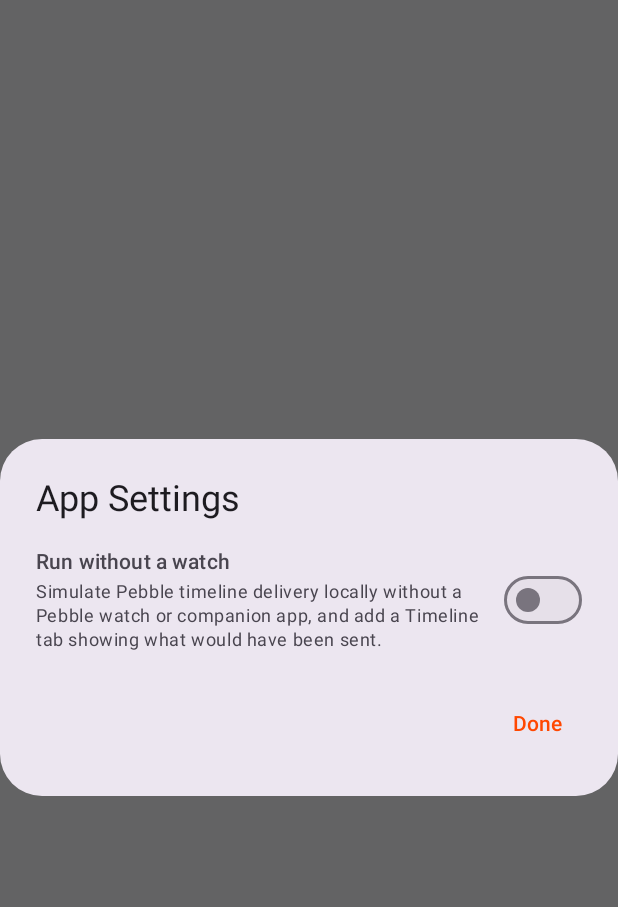
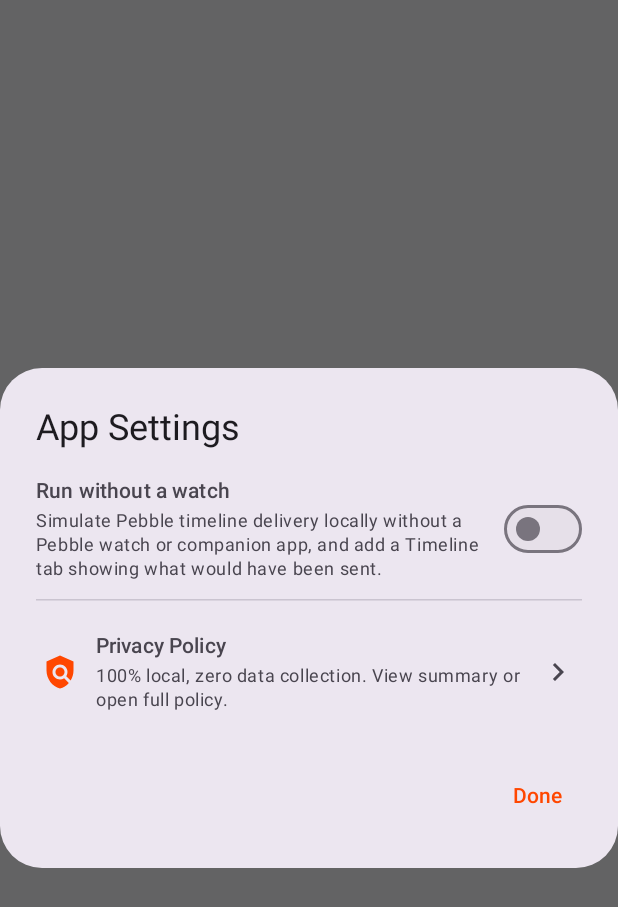
Before and after one commit to gabrielhidasy/PebblePinManager, an Android app built with Jetpack Compose: the composable AppSettingsDialog shown on its own in the app's theme, on a phone screen of 412 x 824 dp. Shown: the top 907 px of the screen. Run offline under Robolectric (Android 15) with nearby library versions, the phone set to English and light mode, and no system bars; 2 statements that could not run were skipped.

Commit message:
feat(android,docs): add in-app Privacy Policy dialog and update PRIVACY.md

```diff
--- a/android/app/src/main/java/xyz/hidasy/pebblepinmanager/MainActivity.kt
+++ b/android/app/src/main/java/xyz/hidasy/pebblepinmanager/MainActivity.kt
@@ -4,6 +4,7 @@ import android.Manifest
 import android.content.ActivityNotFoundException
 import android.content.Intent
 import android.content.pm.PackageManager
+import android.net.Uri
 import android.os.Build
 import android.os.Bundle
 import androidx.activity.ComponentActivity
@@ -11,19 +12,25 @@ import androidx.activity.compose.setContent
 import androidx.activity.enableEdgeToEdge
 import androidx.activity.result.contract.ActivityResultContracts
 import androidx.activity.viewModels
+import androidx.compose.foundation.clickable
 import androidx.compose.foundation.layout.Arrangement
 import androidx.compose.foundation.layout.Column
 import androidx.compose.foundation.layout.Row
 import androidx.compose.foundation.layout.fillMaxWidth
+import androidx.compose.foundation.layout.padding
+import androidx.compose.foundation.shape.RoundedCornerShape
 import androidx.compose.material.icons.Icons
+import androidx.compose.material.icons.automirrored.filled.KeyboardArrowRight
 import androidx.compose.material.icons.filled.CalendarMonth
 import androidx.compose.material.icons.filled.Code
 import androidx.compose.material.icons.filled.Notifications
 import androidx.compose.material.icons.filled.NotificationsActive
+import androidx.compose.material.icons.filled.Policy
 import androidx.compose.material.icons.filled.ViewTimeline
 import androidx.compose.material3.AlertDialog
 import androidx.compose.material3.Badge
 import androidx.compose.material3.BadgedBox
+import androidx.compose.material3.HorizontalDivider
 import androidx.compose.material3.Icon
 import androidx.compose.material3.MaterialTheme
 import androidx.compose.material3.NavigationBar
@@ -39,6 +46,8 @@ import androidx.compose.runtime.saveable.rememberSaveable
 import androidx.compose.runtime.setValue
 import androidx.compose.ui.Alignment
 import androidx.compose.ui.Modifier
+import androidx.compose.ui.draw.clip
+import androidx.compose.ui.semantics.Role
 import androidx.compose.ui.text.font.FontWeight
 import androidx.compose.ui.unit.dp
 import androidx.core.content.ContextCompat
@@ -60,6 +69,8 @@ import xyz.hidasy.pebblepinmanager.ui.NotificationSettingsViewModelFactory
 import xyz.hidasy.pebblepinmanager.ui.PinComposerRoute
 import xyz.hidasy.pebblepinmanager.ui.PinComposerViewModel
 import xyz.hidasy.pebblepinmanager.ui.PinComposerViewModelFactory
+import xyz.hidasy.pebblepinmanager.ui.PrivacyPolicyDialog
+import xyz.hidasy.pebblepinmanager.ui.PrivacyPolicyInfo
 import xyz.hidasy.pebblepinmanager.ui.SimulatedTimelineRoute
 import xyz.hidasy.pebblepinmanager.ui.SimulatedTimelineViewModel
 import xyz.hidasy.pebblepinmanager.ui.SimulatedTimelineViewModelFactory
@@ -163,6 +174,7 @@ class MainActivity : ComponentActivity() {
                     onOpenNotificationSettings = ::openNotificationSettings,
                     onOpenOverlaySettings = ::openOverlaySettings,
                     onOpenNotificationAccessSettings = ::openNotificationAccessSettings,
+                    onOpenPrivacyPolicyUrl = ::openPrivacyPolicyUrl,
                 )
             }
         }
@@ -230,6 +242,14 @@ class MainActivity : ComponentActivity() {
             runCatching { startActivity(checker.createFallbackSettingsIntent()) }
         }
     }
+
+    private fun openPrivacyPolicyUrl(): Boolean {
+        val intent = Intent(Intent.ACTION_VIEW, Uri.parse(PrivacyPolicyInfo.PRIVACY_POLICY_URL))
+            .addCategory(Intent.CATEGORY_BROWSABLE)
+        return runCatching {
+            startActivity(intent)
+        }.isSuccess
+    }
 }
 
 @Composable
@@ -247,9 +267,12 @@ private fun PebblePinManagerRoot(
     onOpenNotificationSettings: () -> Unit,
     onOpenOverlaySettings: () -> Unit,
     onOpenNotificationAccessSettings: () -> Unit,
+    onOpenPrivacyPolicyUrl: () -> Boolean,
 ) {
     var selectedTab by rememberSaveable { mutableStateOf(AppTab.COMPOSE) }
     var showAppSettingsDialog by rememberSaveable { mutableStateOf(false) }
+    var showPrivacyPolicyDialog by rememberSaveable { mutableStateOf(false) }
+    var privacyPolicyOpenFailed by rememberSaveable { mutableStateOf(false) }
     val notificationState by notificationSettingsViewModel.uiState.collectAsStateWithLifecycle()
     val simulatedTimelineState by simulatedTimelineViewModel.uiState.collectAsStateWithLifecycle()
     val devModeState = devModeViewModel?.uiState?.collectAsStateWithLifecycle()?.value
@@ -406,7 +429,25 @@ private fun PebblePinManagerRoot(
         AppSettingsDialog(
             runWithoutWatch = appSettings.runWithoutWatch,
             onRunWithoutWatchChange = onSetRunWithoutWatch,
+            onOpenPrivacyPolicy = {
+                showAppSettingsDialog = false
+                privacyPolicyOpenFailed = false
+                showPrivacyPolicyDialog = true
+            },
             onDismiss = { showAppSettingsDialog = false },
+        )
+    }
+
+    if (showPrivacyPolicyDialog) {
+        PrivacyPolicyDialog(
+            openOnlineFailed = privacyPolicyOpenFailed,
+            onOpenOnline = {
+                privacyPolicyOpenFailed = !onOpenPrivacyPolicyUrl()
+            },
+            onDismiss = {
+                showPrivacyPolicyDialog = false
+                privacyPolicyOpenFailed = false
+            },
         )
     }
 }
@@ -415,6 +456,7 @@ private fun PebblePinManagerRoot(
 private fun AppSettingsDialog(
     runWithoutWatch: Boolean,
     onRunWithoutWatchChange: (Boolean) -> Unit,
+    onOpenPrivacyPolicy: () -> Unit,
     onDismiss: () -> Unit,
 ) {
     AlertDialog(
@@ -454,6 +496,42 @@ private fun AppSettingsDialog(
                         color = MaterialTheme.colorScheme.primary,
                     )
                 }
+                HorizontalDivider()
+                Row(
+                    modifier = Modifier
+                        .fillMaxWidth()
+                        .clip(RoundedCornerShape(12.dp))
+                        .clickable(role = Role.Button, onClick = onOpenPrivacyPolicy)
+                        .padding(vertical = 8.dp, horizontal = 4.dp),
+                    horizontalArrangement = Arrangement.spacedBy(12.dp),
+                    verticalAlignment = Alignment.CenterVertically,
+                ) {
+                    Icon(
+                        imageVector = Icons.Default.Policy,
+                        contentDescription = null,
+                        tint = MaterialTheme.colorScheme.primary,
+                    )
+                    Column(
+                        modifier = Modifier.weight(1f),
+                        verticalArrangement = Arrangement.spacedBy(2.dp),
+                    ) {
+                        Text(
+                            text = "Privacy Policy",
+                            style = MaterialTheme.typography.titleSmall,
+                            fontWeight = FontWeight.SemiBold,
+                        )
+                        Text(
+                            text = "100% local, zero data collection. View summary or open full policy.",
+                            style = MaterialTheme.typography.bodySmall,
+                            color = MaterialTheme.colorScheme.onSurfaceVariant,
+                        )
+                    }
+                    Icon(
+                        imageVector = Icons.AutoMirrored.Filled.KeyboardArrowRight,
+                        contentDescription = null,
+                        tint = MaterialTheme.colorScheme.onSurfaceVariant,
+                    )
+                }
             }
         },
         confirmButton = {
```
Also changed, not shown: android/app/src/main/java/xyz/hidasy/pebblepinmanager/ui/PrivacyPolicyDialog.kt (added, +156 -0 lines), 3 other files.
